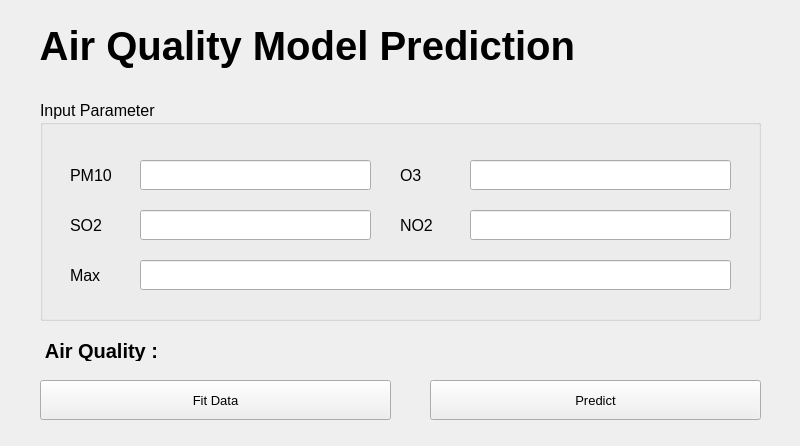
Before: the Qt Designer form gui.ui in bintangpananjung/tugas-1-kbs-rpp, drawn with Qt 5.
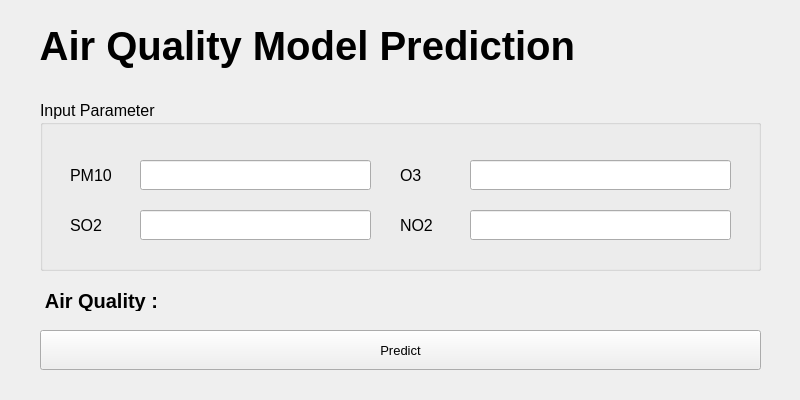
After: the same form once the commit is applied.

The edit to the form file:
```diff
--- a/gui.ui
+++ b/gui.ui
@@ -7,7 +7,7 @@
     <x>0</x>
     <y>0</y>
     <width>800</width>
-    <height>446</height>
+    <height>400</height>
    </rect>
   </property>
   <property name="windowTitle">
@@ -16,9 +16,9 @@
   <widget class="QPushButton" name="predictButton">
    <property name="geometry">
     <rect>
-     <x>430</x>
-     <y>380</y>
-     <width>331</width>
+     <x>40</x>
+     <y>330</y>
+     <width>721</width>
      <height>40</height>
     </rect>
    </property>
@@ -31,24 +31,6 @@
     <string>Predict</string>
    </property>
   </widget>
-  <widget class="QPushButton" name="fitButton">
-   <property name="geometry">
-    <rect>
-     <x>40</x>
-     <y>380</y>
-     <width>351</width>
-     <height>40</height>
-    </rect>
-   </property>
-   <property name="font">
-    <font>
-     <pointsize>10</pointsize>
-    </font>
-   </property>
-   <property name="text">
-    <string>Fit Data</string>
-   </property>
-  </widget>
   <widget class="QLabel" name="label">
    <property name="geometry">
     <rect>
@@ -72,7 +54,7 @@
      <x>40</x>
      <y>100</y>
      <width>721</width>
-     <height>221</height>
+     <height>171</height>
     </rect>
    </property>
    <property name="font">
@@ -201,38 +183,12 @@
      </rect>
     </property>
    </widget>
-   <widget class="QLineEdit" name="max_input">
-    <property name="geometry">
-     <rect>
-      <x>100</x>
-      <y>160</y>
-      <width>591</width>
-      <height>30</height>
-     </rect>
-    </property>
-    <property name="text">
-     <string/>
-    </property>
-   </widget>
-   <widget class="QLabel" name="label_6">
-    <property name="geometry">
-     <rect>
-      <x>30</x>
-      <y>160</y>
-      <width>51</width>
-      <height>30</height>
-     </rect>
-    </property>
-    <property name="text">
-     <string>Max</string>
-    </property>
-   </widget>
   </widget>
   <widget class="QLabel" name="result_label">
    <property name="geometry">
     <rect>
      <x>40</x>
-     <y>340</y>
+     <y>290</y>
      <width>141</width>
      <height>21</height>
     </rect>
```
Left out of the diff: 1 changed line with no effect on the pictures.
